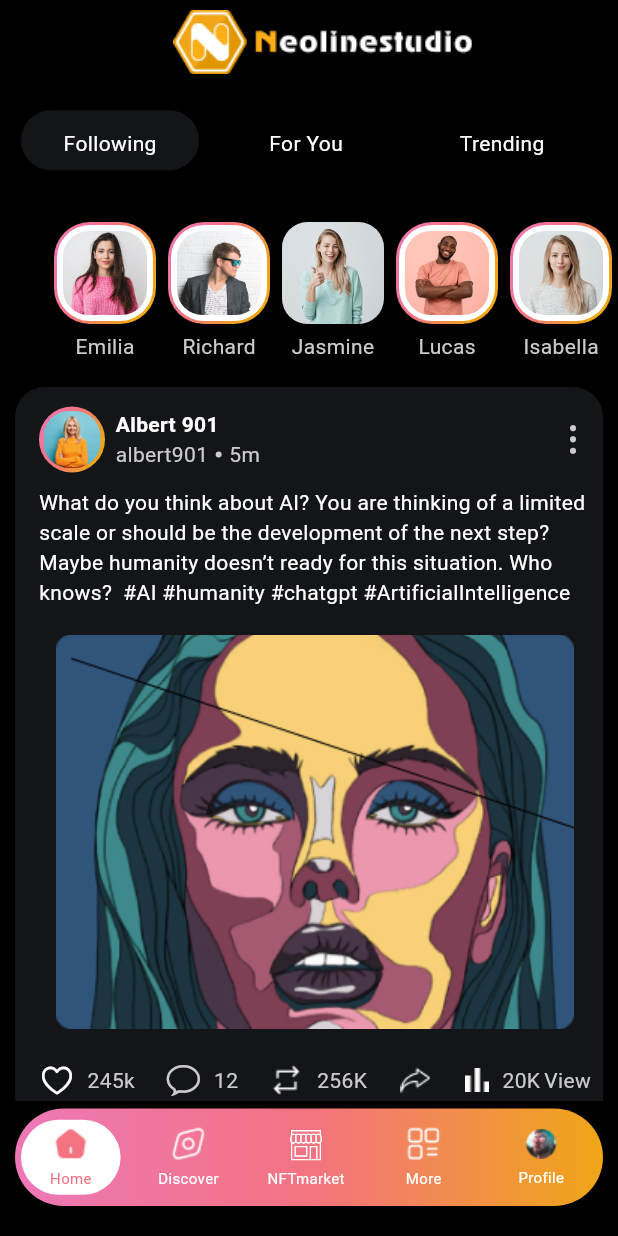
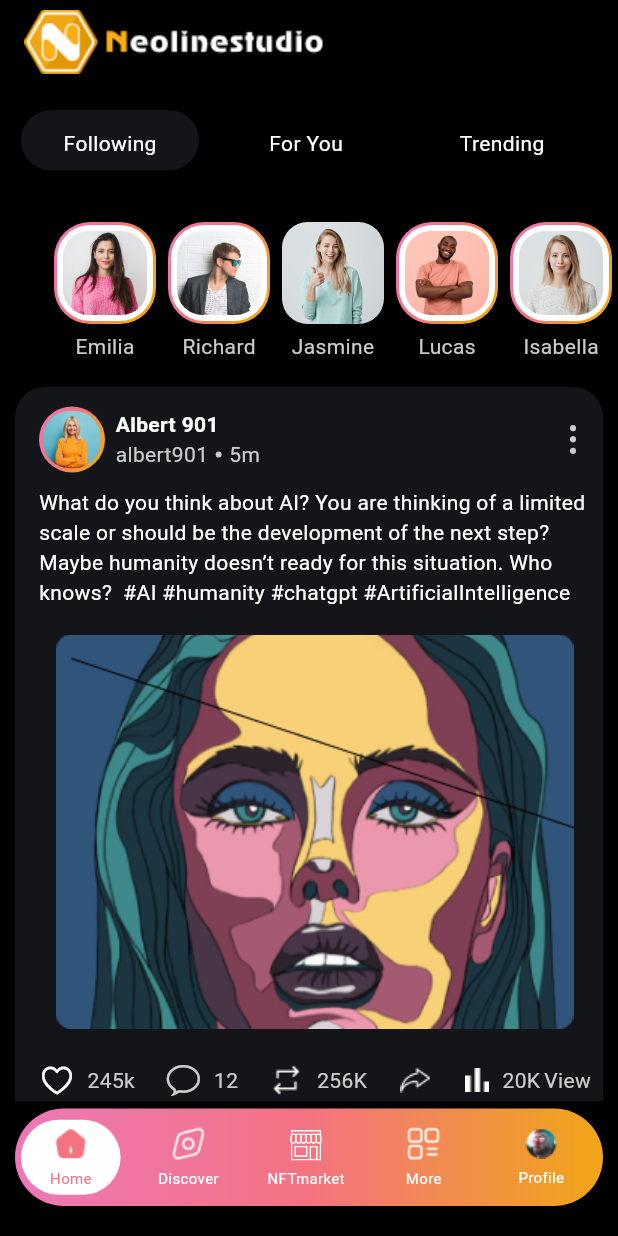
Before and after one commit to amirhosseinMirzaei/InstaClone, a Flutter app: the screen it shows after launch, on a phone screen of 412 x 824 dp. Run offline on Flutter 3.47's test engine with Material 3 defaults, Android fonts, the phone set to English and light mode, and no system bars.

Commit message:
appbar debug

```diff
--- a/lib/data/data.dart
+++ b/lib/data/data.dart
@@ -22,6 +22,7 @@ class PostData {
   final String view;
   final String imageFileName;
   final String profileImage;
+  final DateTime dateTime;
 
   PostData(
       {required this.id,
@@ -32,7 +33,8 @@ class PostData {
       required this.interaction,
       required this.view,
       required this.imageFileName,
-      required this.profileImage});
+      required this.profileImage,
+      required this.dateTime});
 }
 
 class AppDatabase {
@@ -93,7 +95,9 @@ class AppDatabase {
         id: 3,
         interaction: '256K',
         view: '20K',
-          profileImage: 'story_2.jpg'),
+        profileImage: 'story_2.jpg',
+        dateTime: DateTime.now(),
+      ),
       PostData(
           id: 0,
           caption:
@@ -104,7 +108,8 @@ class AppDatabase {
           userName: 'Ayemunt',
           interaction: '250K',
           view: '30K',
-          profileImage: 'story_4.jpg'),
+          profileImage: 'story_4.jpg',
+          dateTime: DateTime.now().subtract(const Duration(days: 40))),
     ];
   }
 }
--- a/lib/ui/home/Home.dart
+++ b/lib/ui/home/Home.dart
@@ -16,7 +16,14 @@ class HomeScreen extends StatelessWidget {
     final stories = AppDatabase.stories;
     final posts = AppDatabase.posts;
     return Scaffold(
-      appBar: _buildAppbar(),
+      appBar: AppBar(
+        backgroundColor: DarktThemeColor.primaryColor,
+        centerTitle: false,
+        title: Image.asset(
+          'assets/img/icons/appBar.png',
+          width: 200,
+        ),
+      ),
       backgroundColor: DarktThemeColor.primaryColor,
       body: SafeArea(
           child: SingleChildScrollView(
@@ -36,16 +43,25 @@ class HomeScreen extends StatelessWidget {
       )),
     );
   }
+}
 
-  AppBar _buildAppbar() {
-    return AppBar(
-      backgroundColor: DarktThemeColor.primaryColor,
-      actions: [
-        Image.asset(
+class ApplicationToolbar extends StatelessWidget
+    implements PreferredSizeWidget {
+  @override
+  Widget build(BuildContext context) {
+    return Align(
+      alignment: Alignment.topLeft,
+      child: Container(
+        height: 200,
+        color: DarktThemeColor.primaryColor,
+        child: Image.asset(
           'assets/img/icons/appBar.png',
           width: 393,
         ),
-      ],
+      ),
     );
   }
+
+  @override
+  Size get preferredSize => const Size.fromHeight(kToolbarHeight);
 }
--- a/lib/ui/home/widgets/BottomSheet.dart
+++ b/lib/ui/home/widgets/BottomSheet.dart
@@ -158,7 +158,8 @@ class BidBottomSheet extends StatelessWidget {
             width: 400,
             height: 44,
             child: CupertinoTextField(
-              placeholder: '     New Price',
+              padding: EdgeInsets.symmetric(horizontal: 20),
+              placeholder: 'New Price',
               decoration: BoxDecoration(
                 borderRadius: BorderRadius.circular(25),
                 color: Color(0xffF6F6F6),
--- a/lib/ui/home/widgets/post_list.dart
+++ b/lib/ui/home/widgets/post_list.dart
@@ -5,6 +5,7 @@ import 'package:flutter/painting.dart';
 import 'package:flutter/rendering.dart';
 import 'package:flutter/services.dart';
 import 'package:flutter/widgets.dart';
+import 'package:intl/intl.dart';
 import 'package:untitled1/data/data.dart';
 import 'package:untitled1/theme.dart';
 import 'package:untitled1/ui/home/widgets/BottomSheet.dart';
@@ -159,9 +160,9 @@ class PostItem extends StatelessWidget {
           Row(
             mainAxisAlignment: MainAxisAlignment.spaceBetween,
             children: [
-              const Text(
-                'Created 30 Jun 2023',
-                style: TextStyle(
+              Text(
+                'Created ${DateFormat.yMMMd().format(post.dateTime)}',
+                style: const TextStyle(
                     fontSize: 13,
                     fontWeight: FontWeight.w400,
                     color: DarktThemeColor.secondaryTextColor),
--- a/pubspec.yaml
+++ b/pubspec.yaml
@@ -35,7 +35,8 @@ dependencies:
   # The following adds the Cupertino Icons font to your application.
   # Use with the CupertinoIcons class for iOS style icons.
   cupertino_icons: ^1.0.6
-  dotted_border: ^2.0.0+3
+
+  intl: ^0.19.0
 
 dev_dependencies:
   flutter_test:
```
Also changed, not shown: pubspec.lock. Lines whose indentation alone changed are shown as unchanged.
